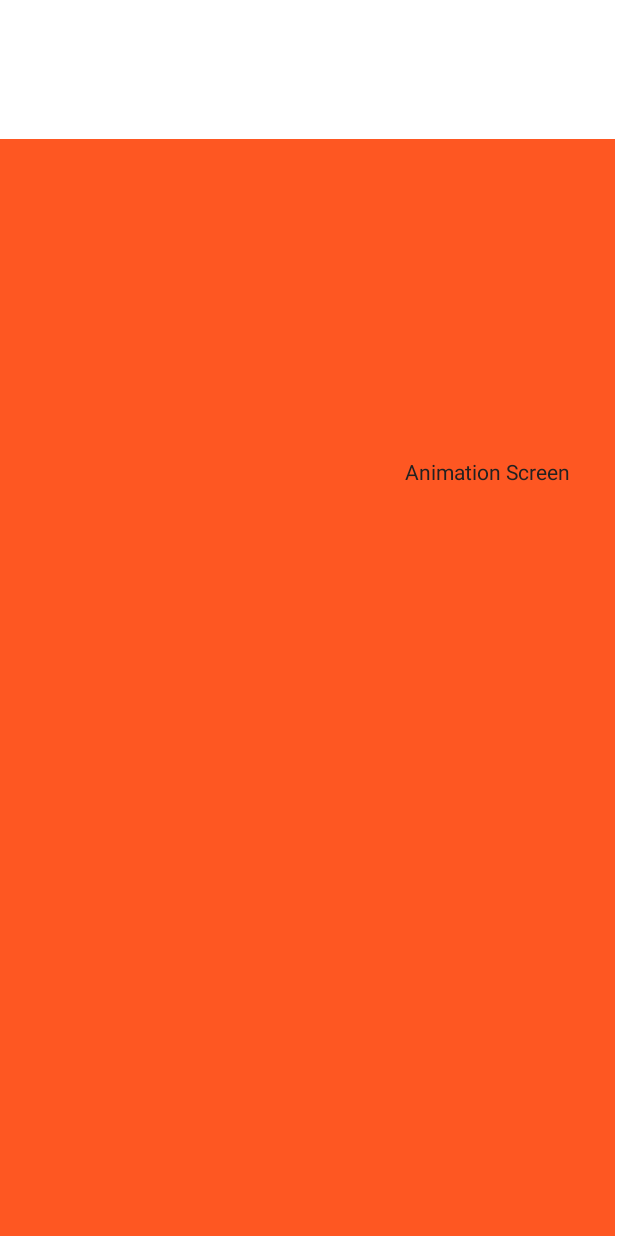
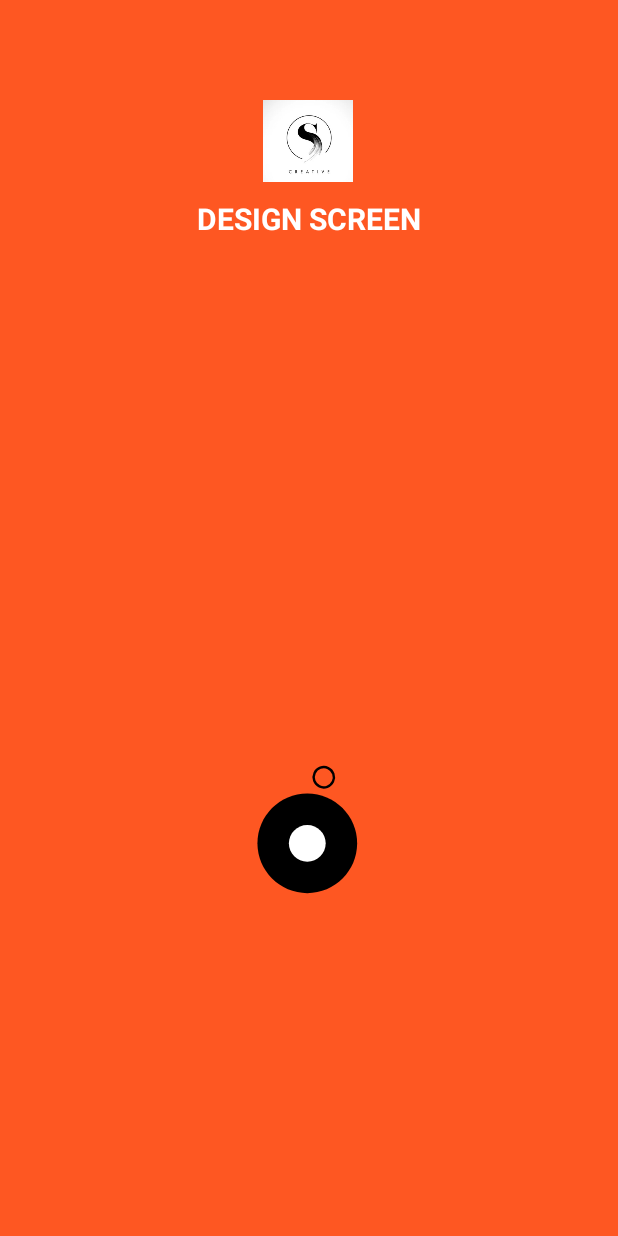
Before and after one commit to kevi-t/Templates, an Android app: the SplashScreen screen opened directly, with no data from a screen before it, on a phone screen of 412 x 824 dp. Run offline under Robolectric (Android 15) with nearby library versions, the phone set to English and light mode, and no system bars.

Commit message:
Update style on splash and main activity

```diff
--- a/app/build.gradle
+++ b/app/build.gradle
@@ -32,7 +32,11 @@ dependencies {
     implementation 'androidx.appcompat:appcompat:1.6.0'
     implementation 'com.google.android.material:material:1.8.0'
     implementation 'androidx.constraintlayout:constraintlayout:2.1.4'
+    implementation 'com.airbnb.android:lottie:5.2.0'
+
     testImplementation 'junit:junit:4.13.2'
     androidTestImplementation 'androidx.test.ext:junit:1.1.5'
     androidTestImplementation 'androidx.test.espresso:espresso-core:3.5.1'
+
+
 }
--- a/app/src/main/AndroidManifest.xml
+++ b/app/src/main/AndroidManifest.xml
@@ -13,24 +13,21 @@
         android:supportsRtl="true"
         android:theme="@style/Theme.Templates"
         tools:targetApi="31">
+
         <activity
             android:name=".SplashScreen"
             android:exported="true">
             <intent-filter>
                 <action android:name="android.intent.action.MAIN" />
-
                 <category android:name="android.intent.category.LAUNCHER" />
             </intent-filter>
         </activity>
+
         <activity
             android:name=".MainActivity"
             android:exported="true">
-            <intent-filter>
-                <action android:name="android.intent.action.MAIN" />
+        </activity>
 
-                <category android:name="android.intent.category.LAUNCHER" />
-            </intent-filter>
-        </activity>
     </application>
 
 </manifest>
--- a/app/src/main/java/com/example/templates/SplashScreen.java
+++ b/app/src/main/java/com/example/templates/SplashScreen.java
@@ -2,13 +2,48 @@ package com.example.templates;
 
 import androidx.appcompat.app.AppCompatActivity;
 
+import android.content.Intent;
+import android.os.Handler;
 import android.os.Bundle;
+import android.widget.ImageView;
+import android.widget.TextView;
+
+import com.airbnb.lottie.LottieAnimationView;
 
 public class SplashScreen extends AppCompatActivity {
+
+    TextView txt;
+    ImageView bg,logo;
+    LottieAnimationView lottieAnimationView;
 
     @Override
     protected void onCreate(Bundle savedInstanceState) {
         super.onCreate(savedInstanceState);
         setContentView(R.layout.activity_splash_screen);
+
+        Handler h = new Handler();
+
+        txt = findViewById(R.id.textView);
+        //bg= findViewById(R.id.imageViewSplash);
+        logo = findViewById(R.id.logo);
+        lottieAnimationView = findViewById(R.id.lottie);
+
+        txt.animate().translationY(1400).setDuration(1000).setStartDelay(4000);
+        //bg.animate().translationY(-1600).setDuration(1000).setStartDelay(4000);
+        logo.animate().translationY(1400).setDuration(1000).setStartDelay(4000);
+        lottieAnimationView.animate().translationY(1400).setDuration(1000).setStartDelay(4000);
+
+        h.postDelayed(new Runnable() {
+            @Override
+            public void run() {
+                Intent intent = new Intent(SplashScreen.this, MainActivity.class);
+                startActivity(intent);
+                finish();
+            }
+        },3000);
+
+
+
+
     }
 }
--- a/app/src/main/res/layout/activity_main.xml
+++ b/app/src/main/res/layout/activity_main.xml
@@ -123,8 +123,8 @@
         android:id="@+id/textView"
         android:layout_width="wrap_content"
         android:layout_height="wrap_content"
-        android:text="Welcome to my App"
-        android:textColor="@color/black"
+        android:text="WELCOME TO MY APP"
+        android:textColor="@color/white"
         android:textSize="16sp"
         android:textStyle="bold"
         app:layout_constraintBottom_toTopOf="@+id/constraintLayout"
--- a/app/src/main/res/layout/activity_splash_screen.xml
+++ b/app/src/main/res/layout/activity_splash_screen.xml
@@ -4,32 +4,49 @@
     xmlns:tools="http://schemas.android.com/tools"
     android:layout_width="match_parent"
     android:layout_height="match_parent"
+    android:background="@drawable/image"
     tools:context=".SplashScreen">
 
     <ImageView
-        android:id="@+id/imageViewSplash"
+        android:id="@+id/logo"
+        android:layout_width="60dp"
+        android:layout_height="60dp"
+        android:layout_marginStart="16dp"
+        android:layout_marginTop="64dp"
+        android:layout_marginEnd="16dp"
+        app:layout_constraintEnd_toEndOf="parent"
+        app:layout_constraintHorizontal_bias="0.498"
+        app:layout_constraintStart_toStartOf="parent"
+        app:layout_constraintTop_toTopOf="parent"
+        app:srcCompat="@drawable/logo" />
+
+    <TextView
+        android:id="@+id/textView"
         android:layout_width="wrap_content"
-        android:layout_height="731dp"
-        android:scaleType="centerCrop"
-        app:layout_constraintBottom_toBottomOf="parent"
+        android:layout_height="wrap_content"
+        android:layout_marginStart="16dp"
+        android:layout_marginTop="8dp"
+        android:layout_marginEnd="16dp"
+        android:text="DESIGN SCREEN"
+        android:textColor="@color/white"
+        android:textSize="20sp"
+        android:textStyle="bold"
+        app:layout_constraintEnd_toEndOf="parent"
+        app:layout_constraintStart_toStartOf="parent"
+        app:layout_constraintTop_toBottomOf="@+id/logo" />
+
+    <com.airbnb.lottie.LottieAnimationView
+        android:id="@+id/lottie"
+        android:layout_width="wrap_content"
+        android:layout_height="200dp"
+        android:layout_marginTop="300dp"
         app:layout_constraintEnd_toEndOf="parent"
         app:layout_constraintHorizontal_bias="0.0"
         app:layout_constraintStart_toStartOf="parent"
-        app:layout_constraintTop_toTopOf="parent"
-        app:layout_constraintVertical_bias="1.0"
-        app:srcCompat="@drawable/image" />
+        app:layout_constraintTop_toBottomOf="@+id/textView"
+        app:lottie_autoPlay="true"
+        app:lottie_rawRes="@raw/splash" />
 
-    <TextView
-        android:id="@+id/textView2"
-        android:layout_width="wrap_content"
-        android:layout_height="wrap_content"
-        android:layout_marginTop="32dp"
-        android:layout_marginEnd="32dp"
-        android:layout_marginBottom="500dp"
-        android:text="Animation Screen"
-        android:textColor="#212121"
-        app:layout_constraintBottom_toBottomOf="parent"
-        app:layout_constraintEnd_toEndOf="parent"
-        app:layout_constraintTop_toTopOf="@id/imageViewSplash"
-        app:layout_constraintVertical_bias="1.0" />
+
+
 </androidx.constraintlayout.widget.ConstraintLayout>
```
Also changed, not shown: app/src/main/res/raw/splash.json (added, +1 -0 lines).
